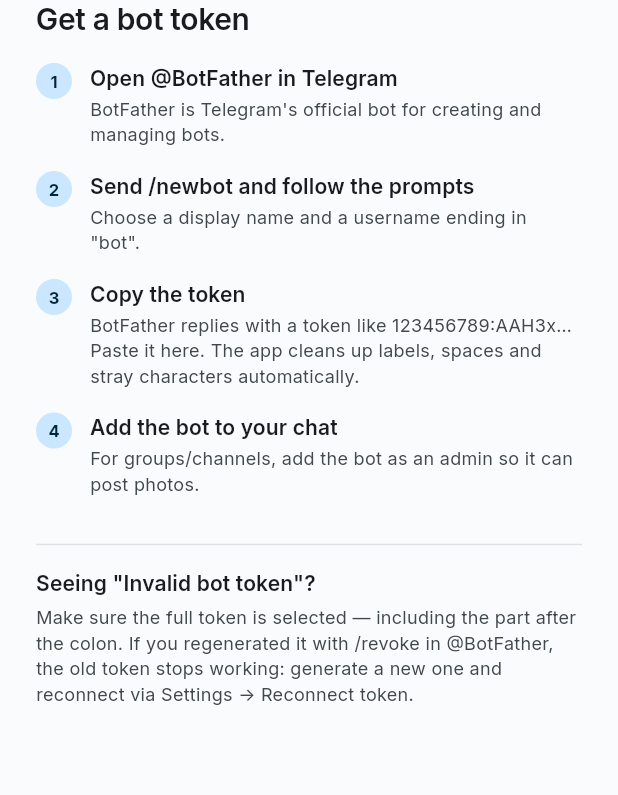
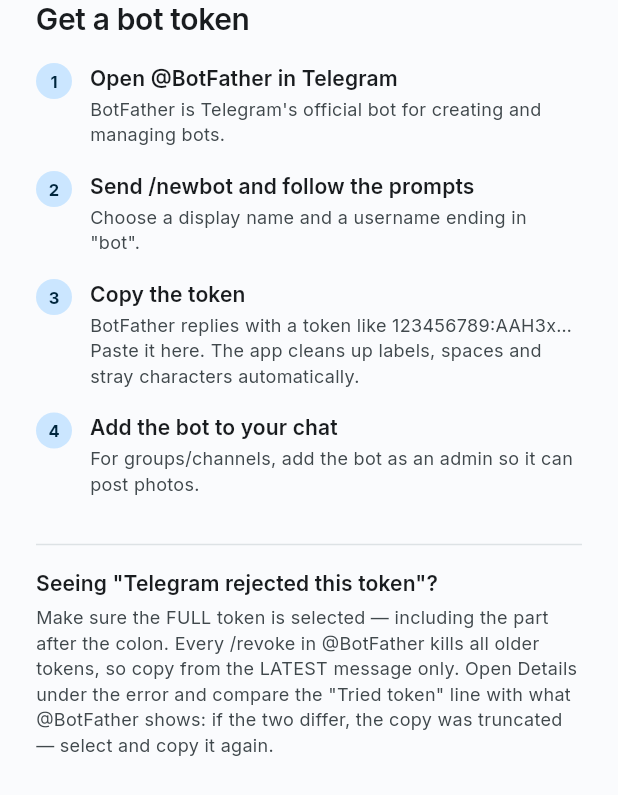
Before and after one commit to tukiza7-debug/telegram-bulk-sender, a Flutter app: the _TokenHelpSheet widget shown alone on an empty page, opened directly, on a phone screen of 412 x 824 dp. Shown: the top 795 px of the screen. Run offline on Flutter 3.47's test engine with Material 3 defaults, Android fonts, the phone set to English and light mode, and no system bars; our stand-ins replace dio, file_picker, flutter_image_compress, flutter_local_notifications, flutter_riverpod, flutter_secure_storage and 6 more; missing offline and left inert: flutter_foreground_task, workmanager; accounts and stored records are empty; network calls fail; statements that could not run were skipped.

Commit message:
fix: 401 Details show the masked tried-token fingerprint so a truncated paste can be told apart from a revoked token; clearer rejected-token guidance on both token screens

```diff
--- a/lib/core/network/telegram_exceptions.dart
+++ b/lib/core/network/telegram_exceptions.dart
@@ -6,6 +6,7 @@
     this.errorCode,
     this.description = '',
     this.retryAfter,
+    this.triedTokenMask,
   });
 
   final TelegramErrorKind kind;
@@ -17,6 +18,13 @@
 
   /// Seconds to wait when the server responded with HTTP 429.
   final int? retryAfter;
+
+  /// Masked form (`1234567:AAH3…wk9`) of the token that was actually sent
+  /// to Telegram, set by `connect()` on a failed validation. Shown in the
+  /// "Details" section so the user can compare it with the token
+  /// @BotFather displays and spot truncated or mangled pastes. Never
+  /// contains enough of the secret to be usable.
+  final String? triedTokenMask;
 
   bool get isRateLimited => kind == TelegramErrorKind.rateLimited;
   bool get isTransient =>
@@ -68,8 +76,10 @@
   String get friendlyMessageOnboarding {
     switch (kind) {
       case TelegramErrorKind.unauthorized:
-        return 'Telegram rejected this token. Copy it again from @BotFather '
-            '(/mybots → your bot → API Token), or generate a new one.';
+        return 'Telegram rejected this token. Copy the FULL token from the '
+            "bot's LATEST @BotFather message (/mybots → your bot → API "
+            'Token) — after /revoke every older token is dead. Open '
+            'Details to compare the token the app actually received.';
       case TelegramErrorKind.chatNotFound:
       case TelegramErrorKind.forbidden:
       case TelegramErrorKind.badRequest:
@@ -90,6 +100,8 @@
   /// contains the token (callers pass descriptions through `sanitize()`).
   String get technicalDetails {
     final parts = <String>[
+      if (triedTokenMask != null)
+        'Tried token: $triedTokenMask (compare with @BotFather)',
       if (statusCode != null) 'HTTP status: $statusCode',
       if (errorCode != null) 'Telegram error_code: $errorCode',
       if (description.isNotEmpty) 'Description: ${_trim(description)}',
--- a/lib/core/providers.dart
+++ b/lib/core/providers.dart
@@ -297,13 +297,17 @@
       bot = await api.getMe();
     } on TelegramApiException catch (e) {
       // Re-throw with the token redacted so the screens' "Details" section
-      // can show the raw technical info safely.
+      // can show the raw technical info safely, plus the MASKED token that
+      // was actually tried — the only way a user stuck in a
+      // "rejected, rejected, rejected…" loop can tell a truncated or
+      // mangled paste apart from a genuinely revoked token.
       throw TelegramApiException(
         kind: e.kind,
         statusCode: e.statusCode,
         errorCode: e.errorCode,
         description: api.sanitize(e.description),
         retryAfter: e.retryAfter,
+        triedTokenMask: BotTokenSanitizer.mask(token),
       );
     } finally {
       // The client must be closed on BOTH the success and error paths —
--- a/lib/features/onboarding/token_onboarding_screen.dart
+++ b/lib/features/onboarding/token_onboarding_screen.dart
@@ -372,15 +372,17 @@
             ],
             const Divider(height: 32),
             Text(
-              'Seeing "Invalid bot token"?',
+              'Seeing "Telegram rejected this token"?',
               style: theme.textTheme.titleSmall,
             ),
             const SizedBox(height: 4),
             Text(
-              'Make sure the full token is selected — including the part '
-                  'after the colon. If you regenerated it with /revoke in '
-                  '@BotFather, the old token stops working: generate a new '
-                  'one and reconnect via Settings → Reconnect token.',
+              'Make sure the FULL token is selected — including the part '
+                  'after the colon. Every /revoke in @BotFather kills all '
+                  'older tokens, so copy from the LATEST message only. Open '
+                  'Details under the error and compare the "Tried token" '
+                  'line with what @BotFather shows: if the two differ, the '
+                  'copy was truncated — select and copy it again.',
               style: theme.textTheme.bodySmall,
             ),
           ],
--- a/lib/features/settings/reconnect_token_screen.dart
+++ b/lib/features/settings/reconnect_token_screen.dart
@@ -323,7 +323,15 @@
       (
         'Token regenerated?',
         'If you used /revoke in @BotFather, the old token stops working '
-            'immediately — generate a new one and reconnect here.',
+            'immediately — generate a new one and reconnect here. Copy '
+            'from the LATEST message only.',
+      ),
+      (
+        'Compare the fingerprint',
+        'Open Details under the error: the "Tried token" line shows what '
+            'the app received (e.g. 123456789:AAH3…wk9). If it differs '
+            'from what @BotFather shows, the copy was truncated or '
+            'mangled — select and copy the token again.',
       ),
       (
         'Still failing?',
```
Also changed, not shown: 1 other file.
